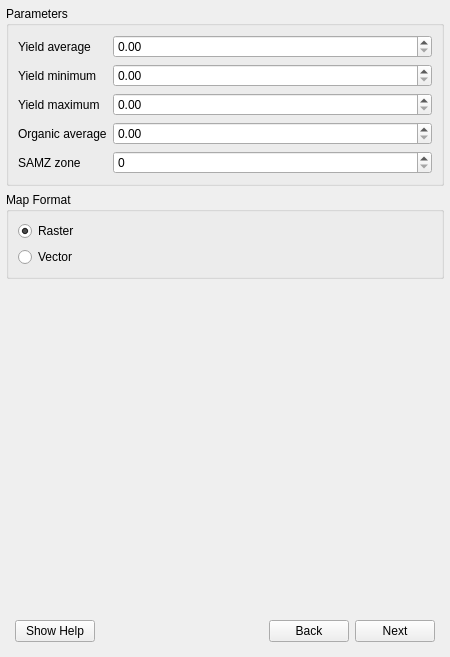
Before: the Qt Designer form geosys/ui/templates/geosys_dockwidget_base.ui in earthdaily/qgis-plugin, drawn with Qt 5.
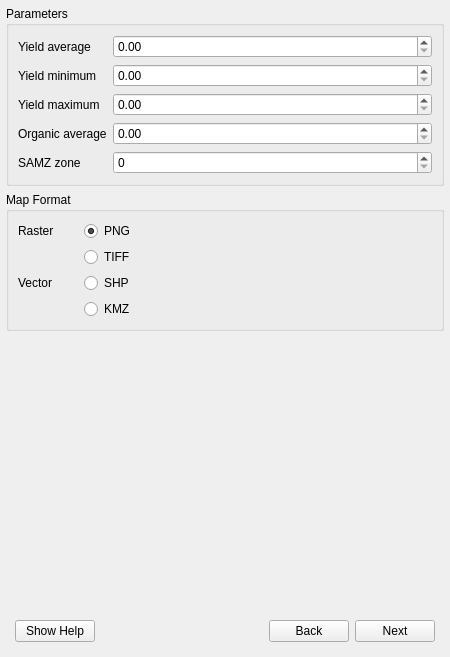
After: the same form once the commit is applied. The open tabs and pages were chosen to show the change.

Commit message: support PNG TIFF SHP KMZ format

Diff of the .ui file:
```diff
--- a/geosys/ui/templates/geosys_dockwidget_base.ui
+++ b/geosys/ui/templates/geosys_dockwidget_base.ui
@@ -373,19 +373,62 @@
             <property name="title">
              <string>Map Format</string>
             </property>
-            <layout class="QVBoxLayout" name="verticalLayout_6">
-             <item>
-              <widget class="QRadioButton" name="raster_radio_button">
+            <layout class="QGridLayout" name="gridLayout_2">
+             <item row="2" column="1">
+              <widget class="QRadioButton" name="shp_radio_button">
                <property name="text">
-                <string>Raster</string>
+                <string>SHP</string>
+               </property>
+              </widget>
+             </item>
+             <item row="3" column="1">
+              <widget class="QRadioButton" name="kmz_radio_button">
+               <property name="text">
+                <string>KMZ</string>
+               </property>
+              </widget>
+             </item>
+             <item row="0" column="1">
+              <widget class="QRadioButton" name="png_radio_button">
+               <property name="text">
+                <string>PNG</string>
                </property>
                <property name="checked">
                 <bool>true</bool>
                </property>
               </widget>
              </item>
-             <item>
-              <widget class="QRadioButton" name="vecto_radio_button">
+             <item row="1" column="1">
+              <widget class="QRadioButton" name="tiff_radio_button">
+               <property name="text">
+                <string>TIFF</string>
+               </property>
+               <property name="checked">
+                <bool>false</bool>
+               </property>
+              </widget>
+             </item>
+             <item row="0" column="0">
+              <widget class="QLabel" name="raster_label">
+               <property name="maximumSize">
+                <size>
+                 <width>60</width>
+                 <height>16777215</height>
+                </size>
+               </property>
+               <property name="text">
+                <string>Raster</string>
+               </property>
+              </widget>
+             </item>
+             <item row="2" column="0">
+              <widget class="QLabel" name="vectorl_abel">
+               <property name="maximumSize">
+                <size>
+                 <width>60</width>
+                 <height>16777215</height>
+                </size>
+               </property>
                <property name="text">
                 <string>Vector</string>
                </property>
```
Left out of the diff: 4 changed lines with no effect on the pictures. The commit also changes 5 other files.
